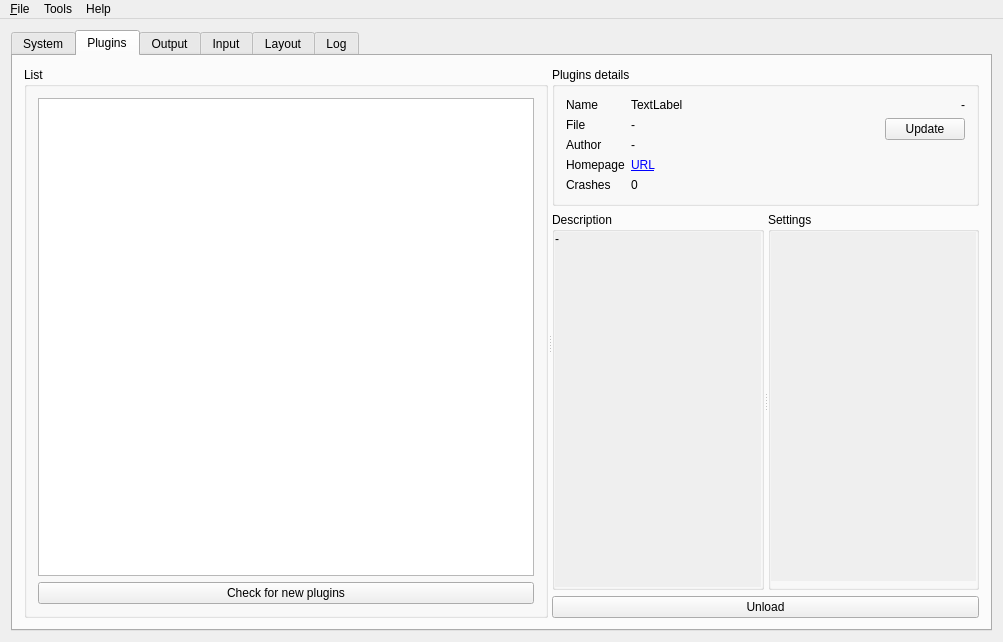
Old version of the form applications/LCDHost/MainWindow.ui in the repository Klakh/LCDHost.
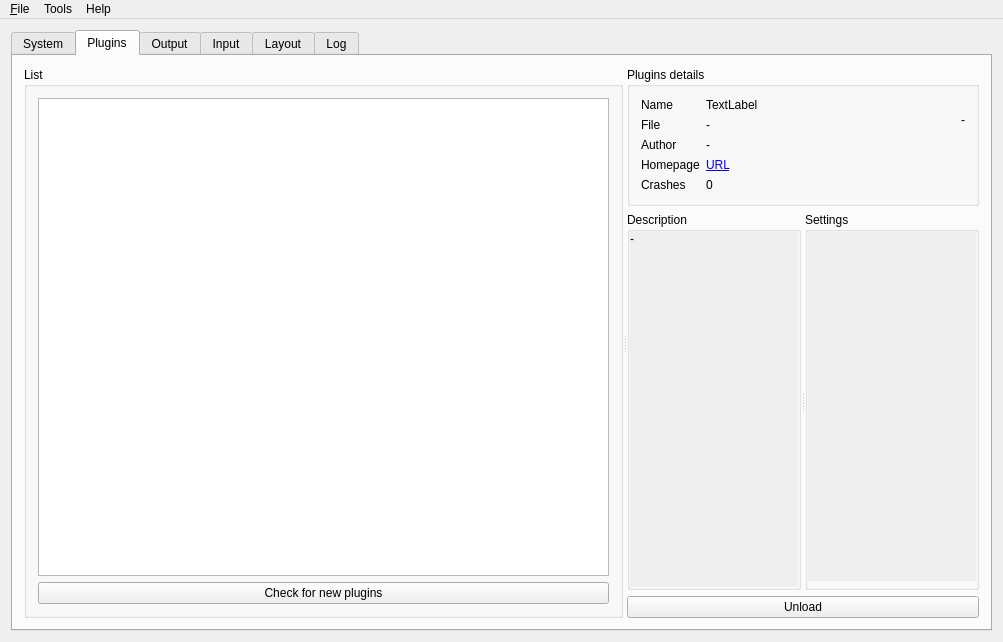
New version of the form. The open tabs and pages were chosen to show the change. Custom widgets are drawn as their Qt base class.

Diff of the .ui file:
```diff
--- a/applications/LCDHost/MainWindow.ui
+++ b/applications/LCDHost/MainWindow.ui
@@ -833,13 +833,6 @@
                    </property>
                   </widget>
                  </item>
-                 <item>
-                  <widget class="QPushButton" name="updatePluginButton">
-                   <property name="text">
-                    <string>Update</string>
-                   </property>
-                  </widget>
-                 </item>
                  <item>
                   <widget class="QLabel" name="Logo">
                    <property name="text">
```
Left out of the diff: 6 changed lines with no effect on the pictures.
